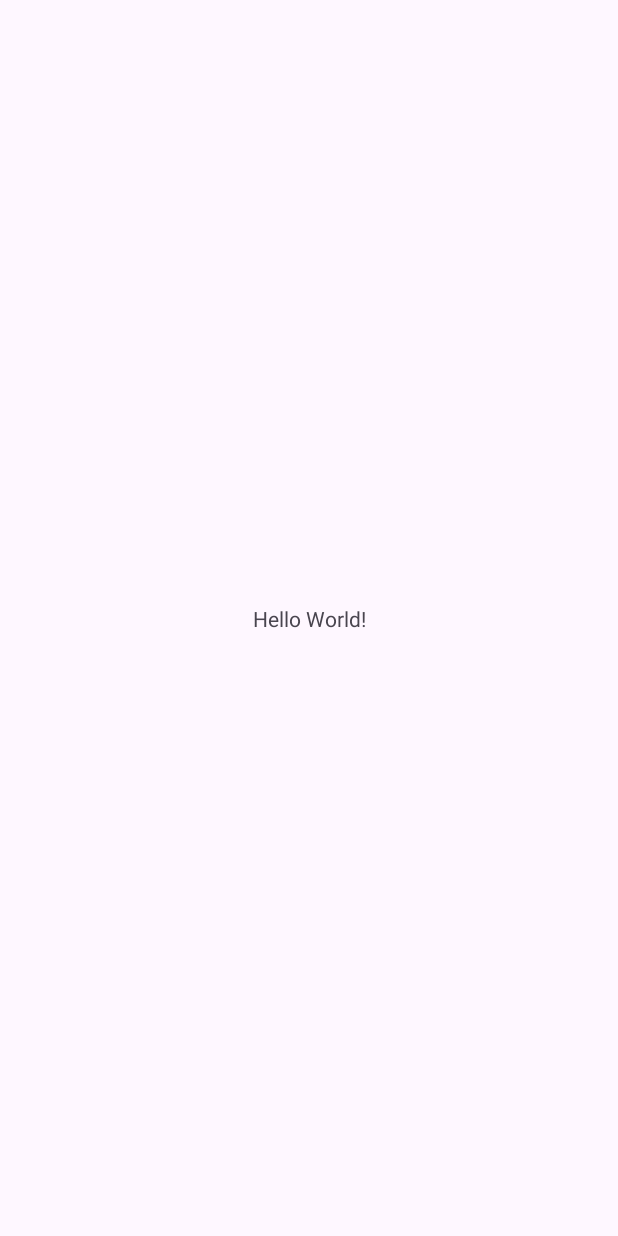
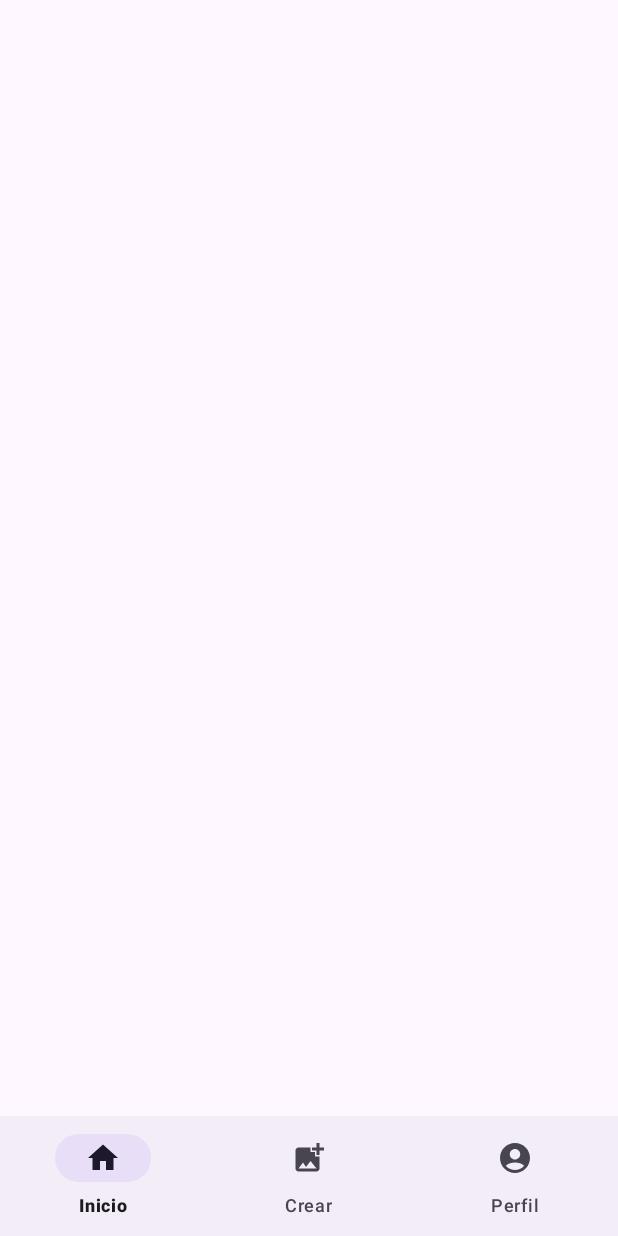
Before and after one commit to Luigi-Avila/Snapshots, an Android app: the screen it shows after launch (MainActivity), on a phone screen of 412 x 824 dp. Before the commit the screen is almost empty. Run offline under Robolectric (Android 15) with nearby library versions, the phone set to English and light mode, and no system bars.

Commit message:
feat: Bottom navigation added

```diff
--- /dev/null
+++ b/app/src/main/res/drawable/ic_account_circle.xml
@@ -0,0 +1,5 @@
+<vector android:height="24dp" android:tint="#000000"
+    android:viewportHeight="24" android:viewportWidth="24"
+    android:width="24dp" xmlns:android="http://schemas.android.com/apk/res/android">
+    <path android:fillColor="@android:color/white" android:pathData="M12,2C6.48,2 2,6.48 2,12s4.48,10 10,10s10,-4.48 10,-10S17.52,2 12,2zM12,6c1.93,0 3.5,1.57 3.5,3.5S13.93,13 12,13s-3.5,-1.57 -3.5,-3.5S10.07,6 12,6zM12,20c-2.03,0 -4.43,-0.82 -6.14,-2.88C7.55,15.8 9.68,15 12,15s4.45,0.8 6.14,2.12C16.43,19.18 14.03,20 12,20z"/>
+</vector>
--- /dev/null
+++ b/app/src/main/res/drawable/ic_add_photo_alternate.xml
@@ -0,0 +1,5 @@
+<vector android:height="24dp" android:tint="#000000"
+    android:viewportHeight="24" android:viewportWidth="24"
+    android:width="24dp" xmlns:android="http://schemas.android.com/apk/res/android">
+    <path android:fillColor="@android:color/white" android:pathData="M19,7v2.99s-1.99,0.01 -2,0L17,7h-3s0.01,-1.99 0,-2h3L17,2h2v3h3v2h-3zM16,11L16,8h-3L13,5L5,5c-1.1,0 -2,0.9 -2,2v12c0,1.1 0.9,2 2,2h12c1.1,0 2,-0.9 2,-2v-8h-3zM5,19l3,-4 2,3 3,-4 4,5L5,19z"/>
+</vector>
--- /dev/null
+++ b/app/src/main/res/drawable/ic_home.xml
@@ -0,0 +1,5 @@
+<vector android:height="24dp" android:tint="#000000"
+    android:viewportHeight="24" android:viewportWidth="24"
+    android:width="24dp" xmlns:android="http://schemas.android.com/apk/res/android">
+    <path android:fillColor="@android:color/white" android:pathData="M10,20v-6h4v6h5v-8h3L12,3 2,12h3v8z"/>
+</vector>
--- a/app/src/main/res/layout/activity_main.xml
+++ b/app/src/main/res/layout/activity_main.xml
@@ -6,13 +6,14 @@
     android:layout_height="match_parent"
     tools:context=".MainActivity">
 
-    <TextView
-        android:layout_width="wrap_content"
+    <com.google.android.material.bottomnavigation.BottomNavigationView
+        android:id="@+id/bottomNav"
+        android:layout_width="0dp"
         android:layout_height="wrap_content"
-        android:text="Hello World!"
+        app:layout_constraintStart_toStartOf="parent"
+        app:layout_constraintEnd_toEndOf="parent"
         app:layout_constraintBottom_toBottomOf="parent"
-        app:layout_constraintEnd_toEndOf="parent"
-        app:layout_constraintStart_toStartOf="parent"
-        app:layout_constraintTop_toTopOf="parent" />
+        app:menu="@menu/bottom_nav_menu"
+        />
 
 </androidx.constraintlayout.widget.ConstraintLayout>
--- a/app/src/main/res/menu/bottom_nav_menu.xml
+++ b/app/src/main/res/menu/bottom_nav_menu.xml
@@ -4,16 +4,19 @@
 
     <item
         android:id="@+id/action_home"
+        android:icon="@drawable/ic_home"
         android:title="@string/home_title"
         app:showAsAction="never" />
 
     <item
         android:id="@+id/action_add"
         android:title="@string/home_add"
+        android:icon="@drawable/ic_add_photo_alternate"
         app:showAsAction="never" />
 
     <item
         android:id="@+id/action_profile"
+        android:icon="@drawable/ic_account_circle"
         android:title="@string/home_profile"
         app:showAsAction="never" />
 
```
